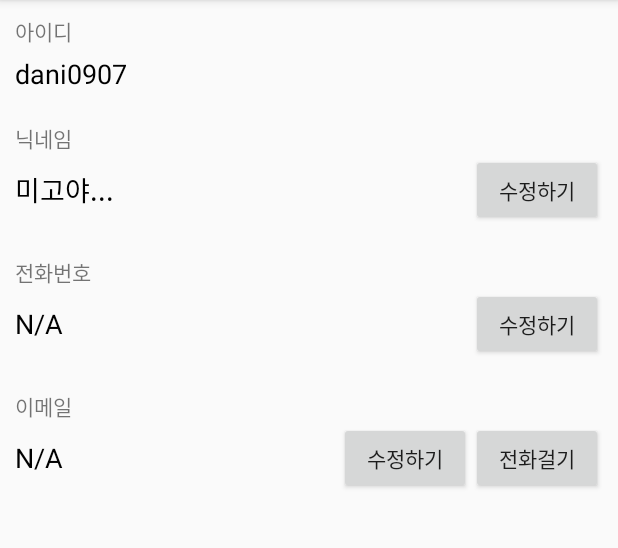
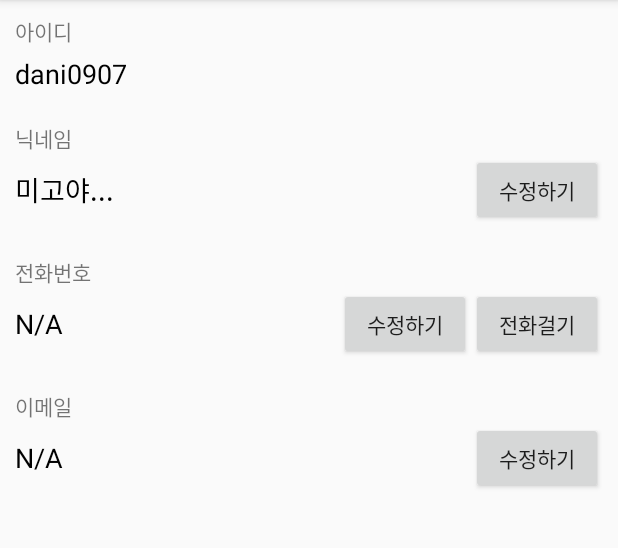
Before and after one commit to dani0907/AndroidBasic03_20200521, an Android app: the screen it shows after launch (MainActivity), on a phone screen of 412 x 824 dp, the part 84-632 px from its top. Run offline under Robolectric (Android 15) with nearby library versions, the phone set to English and light mode, and no system bars; our stand-ins replace data binding.

```diff
--- a/app/src/main/java/com/example/androidbasic03_20200521/MainActivity.java
+++ b/app/src/main/java/com/example/androidbasic03_20200521/MainActivity.java
@@ -5,6 +5,7 @@ import androidx.appcompat.app.AppCompatActivity;
 import androidx.databinding.DataBindingUtil;
 
 import android.content.Intent;
+import android.net.Uri;
 import android.os.Bundle;
 import android.view.View;
 import android.widget.Toast;
@@ -30,6 +31,17 @@ public class MainActivity extends BaseActivity {
 
     @Override
     public void setupEvents() {
+        binding.dialBtn.setOnClickListener(new View.OnClickListener() {
+            @Override
+            public void onClick(View v) {
+
+//                전화걸기 등 안드로이드 => Uri 정보 요구.
+
+                Uri myUri = Uri.parse("tel : 604-780-8030");
+                Intent myIntent = new Intent(Intent.ACTION_DIAL,myUri);
+                startActivity(myIntent);
+            }
+        });
         binding.editEmailBtn.setOnClickListener(new View.OnClickListener() {
             @Override
             public void onClick(View v) {
--- a/app/src/main/res/layout/activity_main.xml
+++ b/app/src/main/res/layout/activity_main.xml
@@ -75,6 +75,11 @@
                 android:layout_width="wrap_content"
                 android:layout_height="wrap_content"
                 android:text="수정하기"/>
+            <Button
+                android:id="@+id/dialBtn"
+                android:layout_width="wrap_content"
+                android:layout_height="wrap_content"
+                android:text="전화걸기"/>
         </LinearLayout>
 <!--이메일 변경 기능을 직접 만들어보자.-->
 
@@ -104,11 +109,7 @@
                 android:layout_width="wrap_content"
                 android:layout_height="wrap_content"
                 android:text="수정하기"/>
-            <Button
-                android:id="@+id/dialBtn"
-                android:layout_width="wrap_content"
-                android:layout_height="wrap_content"
-                android:text="전화걸기"/>
+
         </LinearLayout>
     </LinearLayout>
 </layout>
```
